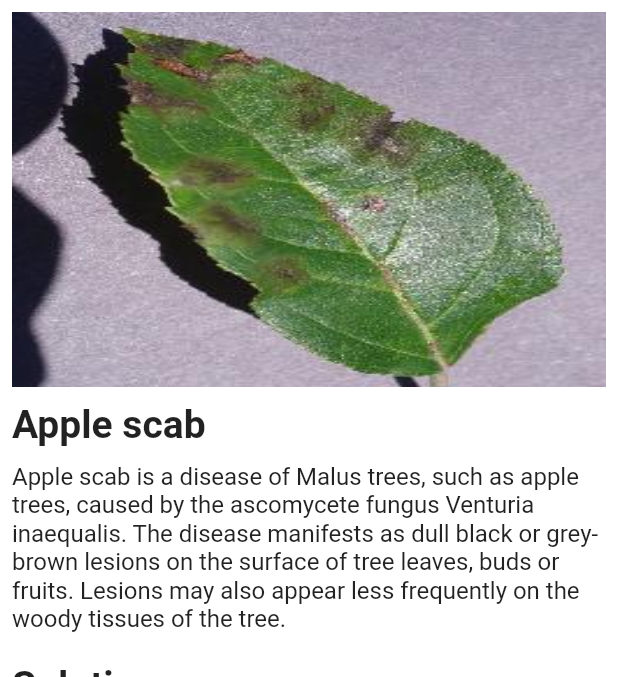
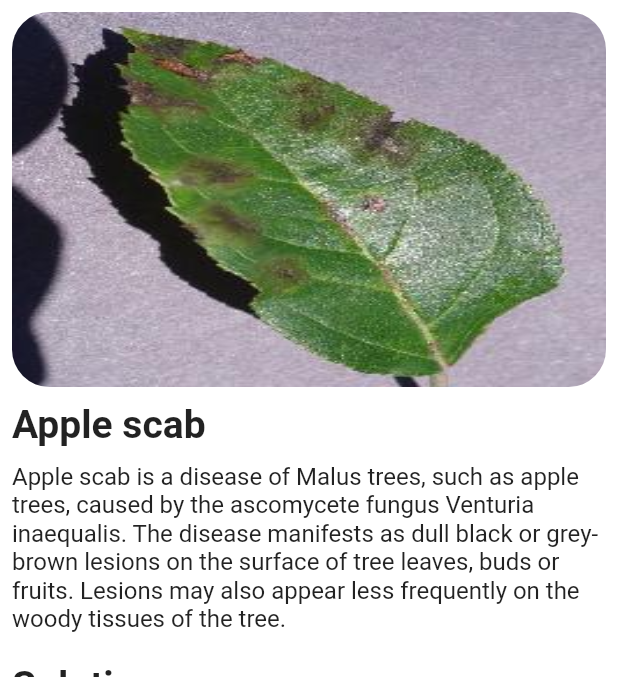
Before and after one commit to Inconnu08/asha, a Flutter app: the DiseaseScreen screen opened directly with empty values, on a phone screen of 412 x 824 dp, the part 84-761 px from its top. Run offline on Flutter 3.47's test engine with Material 2 defaults, Android fonts, the phone set to English and light mode, and no system bars; our stand-ins replace camera, date_format, firebase_database, firebase_storage, image_picker; accounts and stored records are empty; Roboto replaces fonts that are missing (Montserrat).

Commit message:
Add circular corner to hero image in disease.dart

```diff
--- a/lib/screens/disease.dart
+++ b/lib/screens/disease.dart
@@ -141,6 +141,7 @@ class DiseaseScreen extends StatelessWidget {
                         tag: details.name,
                         child: Container(
                             decoration: BoxDecoration(
+                                borderRadius: BorderRadius.circular(25.0),
                                 image: DecorationImage(
                                     image: AssetImage(details.image),
                                     fit: BoxFit.fill)),
```
